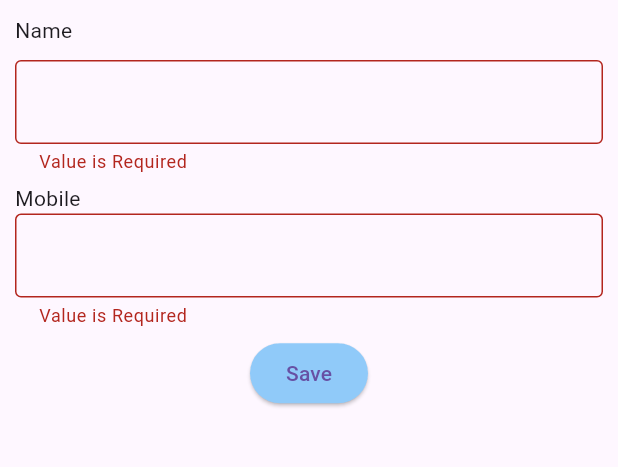
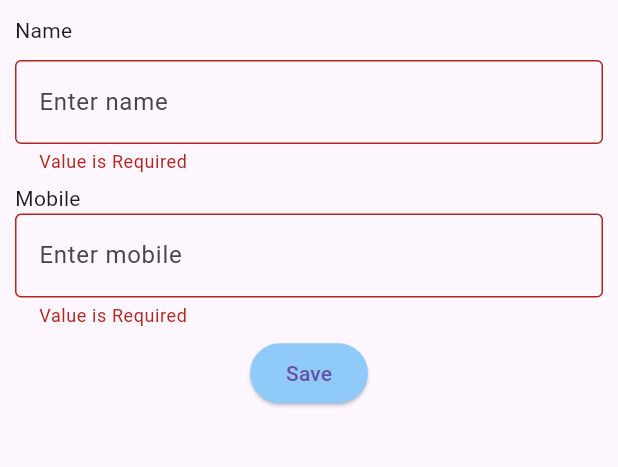
Before and after one commit to Hitesh910/exam_contact_app, a Flutter app: the ContactScreen screen opened by its route, after a tap on "Save", on a phone screen of 412 x 824 dp, the part 84-551 px from its top. Run offline on Flutter 3.47's test engine with Material 3 defaults, Android fonts, the phone set to English and light mode, and no system bars; our stand-ins replace cloud_firestore, firebase_core, get, sqflite; accounts and stored records are empty.

Commit message:
ContactApp

```diff
--- a/lib/screen/contact/view/contact_screen.dart
+++ b/lib/screen/contact/view/contact_screen.dart
@@ -48,6 +48,7 @@ class _ContactScreenState extends State<ContactScreen> {
                   controller: txtName,
                   decoration: const InputDecoration(
                     border: OutlineInputBorder(),
+                    hintText: "Enter name",
                   ),
                   validator: (value) {
                     if(value!.isEmpty)
@@ -70,7 +71,7 @@ class _ContactScreenState extends State<ContactScreen> {
                     controller: txtMobile,
                     keyboardType: TextInputType.phone,
                     decoration:
-                        const InputDecoration(border: OutlineInputBorder()),
+                        const InputDecoration(border: OutlineInputBorder(),hintText: "Enter mobile"),
                     validator: (value) {
                       if(value!.isEmpty)
                       {
--- a/lib/utils/helper/database_helper.dart
+++ b/lib/utils/helper/database_helper.dart
@@ -54,4 +54,12 @@ class DatabaseHelper
   {
     database!.delete("contact",where: "cid=?",whereArgs: [id]);
   }
+
+  void updateDb(DatabaseModel model)
+  {
+    database!.update("contact", {
+      "name":model.name,
+      "mobile":model.mobile,
+    },where: "id=?",whereArgs: [model.cid]);
+  }
 }
```
Also changed, not shown: lib/screen/home/view/home_screen.dart (+17 -3 lines).
